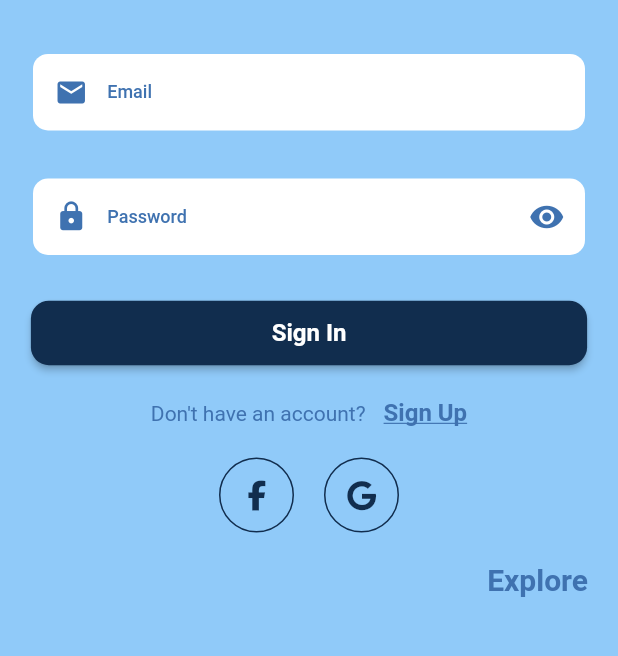
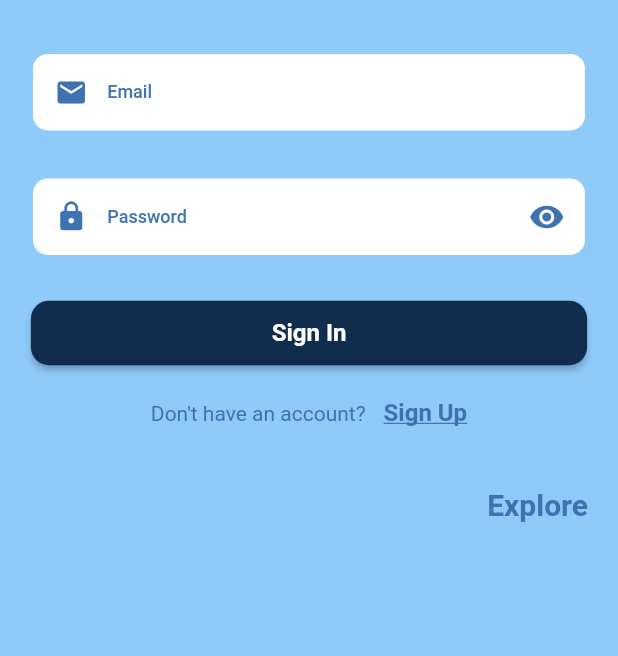
Before and after one commit to Ahmadfraitekh/DevGuide, a Flutter app: the screen it shows after launch, on a phone screen of 412 x 824 dp, the part 230-886 px from its top. Run offline on Flutter 3.47's test engine with Material 2 defaults, Android fonts, the phone set to English and light mode, and no system bars; our stand-ins replace cached_network_image, carousel_slider, cloud_firestore, firebase_auth, firebase_core, font_awesome_flutter and 6 more; accounts and stored records are empty; Roboto replaces fonts that are missing (Montserrat).

Commit message:
search design and delete google and fb account

```diff
--- a/lib/src/presentation/pages/Sign In/sign_in.dart
+++ b/lib/src/presentation/pages/Sign In/sign_in.dart
@@ -154,50 +154,50 @@ class SigninPage extends StatelessWidget {
                     const SizedBox(
                       height: AppSize.s20,
                     ),
-                    Row(
-                      mainAxisAlignment: MainAxisAlignment.center,
-                      children: [
-                        Container(
-                          decoration: BoxDecoration(
-                            shape: BoxShape.circle,
-                            border: Border.all(color: ColorManager.secondary),
-                          ),
-                          child: Padding(
-                            padding: const EdgeInsets.all(AppPadding.p14),
-                            child: GestureDetector(
-                              onTap: () {},
-                              child: Icon(
-                                FontAwesomeIcons.facebookF,
-                                color: ColorManager.secondary,
-                                size: AppSize.s20,
-                              ),
-                            ),
-                          ),
-                        ),
-                        const SizedBox(
-                          width: AppSize.s20,
-                        ),
-                        Container(
-                          decoration: BoxDecoration(
-                            shape: BoxShape.circle,
-                            border: Border.all(color: ColorManager.secondary),
-                          ),
-                          child: Padding(
-                            padding: const EdgeInsets.all(AppPadding.p14),
-                            child: GestureDetector(
-                              onTap: () {
-                                Authentication.instance.signInWithGoogle();
-                              },
-                              child: Icon(
-                                FontAwesomeIcons.google,
-                                color: ColorManager.secondary,
-                                size: AppSize.s20,
-                              ),
-                            ),
-                          ),
-                        ),
-                      ],
-                    ),
+                    // Row(
+                    //   mainAxisAlignment: MainAxisAlignment.center,
+                    //   children: [
+                    //     Container(
+                    //       decoration: BoxDecoration(
+                    //         shape: BoxShape.circle,
+                    //         border: Border.all(color: ColorManager.secondary),
+                    //       ),
+                    //       child: Padding(
+                    //         padding: const EdgeInsets.all(AppPadding.p14),
+                    //         child: GestureDetector(
+                    //           onTap: () {},
+                    //           child: Icon(
+                    //             FontAwesomeIcons.facebookF,
+                    //             color: ColorManager.secondary,
+                    //             size: AppSize.s20,
+                    //           ),
+                    //         ),
+                    //       ),
+                    //     ),
+                    //     const SizedBox(
+                    //       width: AppSize.s20,
+                    //     ),
+                    //     Container(
+                    //       decoration: BoxDecoration(
+                    //         shape: BoxShape.circle,
+                    //         border: Border.all(color: ColorManager.secondary),
+                    //       ),
+                    //       child: Padding(
+                    //         padding: const EdgeInsets.all(AppPadding.p14),
+                    //         child: GestureDetector(
+                    //           onTap: () {
+                    //             Authentication.instance.signInWithGoogle();
+                    //           },
+                    //           child: Icon(
+                    //             FontAwesomeIcons.google,
+                    //             color: ColorManager.secondary,
+                    //             size: AppSize.s20,
+                    //           ),
+                    //         ),
+                    //       ),
+                    //     ),
+                    //   ],
+                    // ),
                     const SizedBox(
                       height: AppSize.s20,
                     ),
```
Also changed, not shown: lib/src/presentation/pages/searchPage/search.dart (+14 -6 lines).
